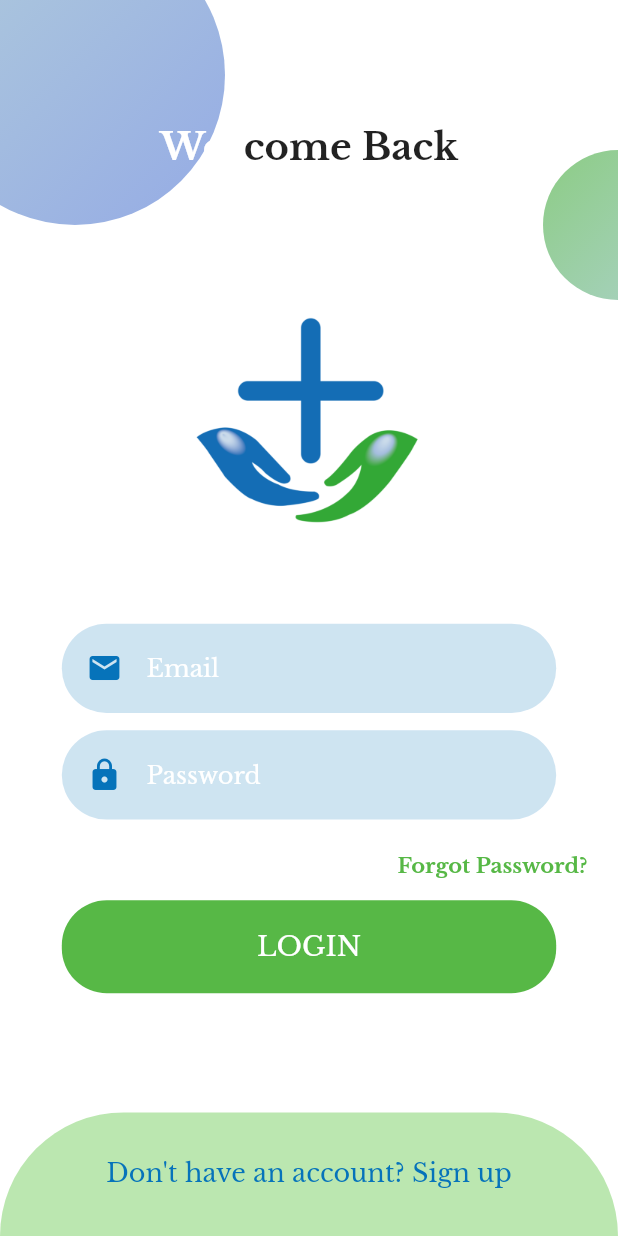
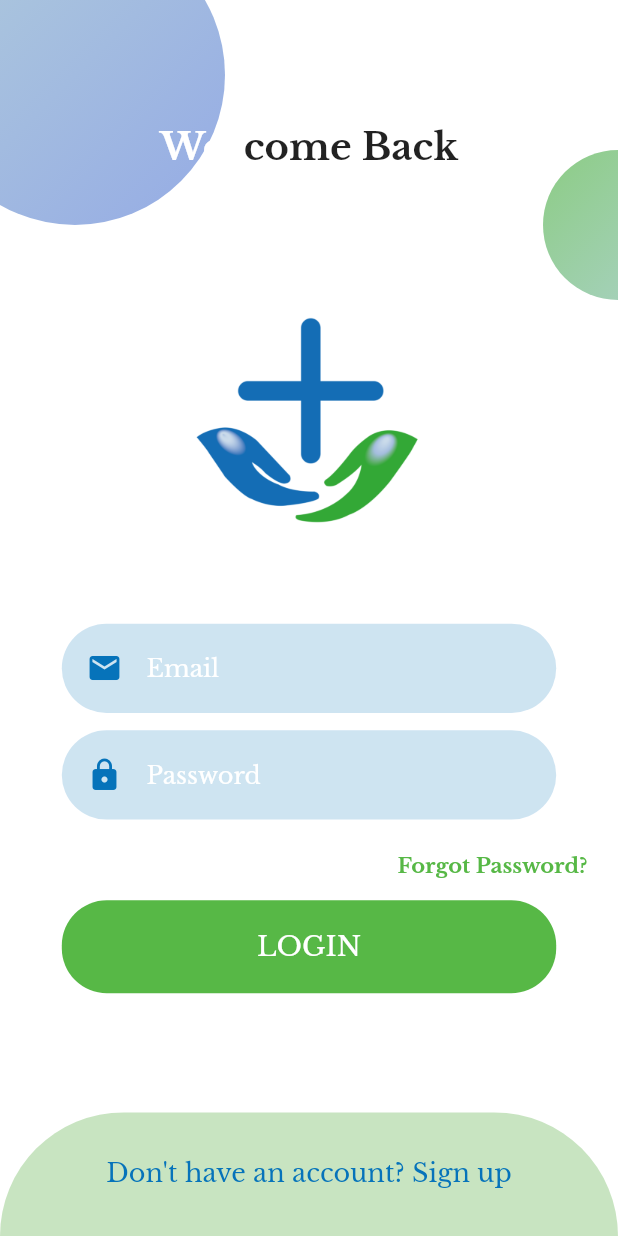
Before and after one commit to talhariaz324/Health-Care, a Flutter app: the screen it shows once a user with an empty profile is signed in, after a tap on the "logout" icon, on a phone screen of 412 x 824 dp. Run offline on Flutter 3.47's test engine with Material 2 defaults, Android fonts, the phone set to English and light mode, and no system bars; our stand-ins replace cloud_firestore, file_picker, firebase_auth, firebase_core, firebase_storage, google_fonts; accounts and stored records are empty.

Commit message:
live left

```diff
--- a/lib/auth/auth_form.dart
+++ b/lib/auth/auth_form.dart
@@ -457,7 +457,7 @@ class _AuthFormState extends State<AuthForm>
             topLeft: Radius.circular(100),
             topRight: Radius.circular(100),
           ),
-          color: Color.fromARGB(255, 187, 231, 176),
+          color: Color.fromARGB(255, 200, 228, 193),
         ),
         alignment: Alignment.center,
         child: GestureDetector(
--- a/lib/main.dart
+++ b/lib/main.dart
@@ -1,7 +1,6 @@
 import 'package:firebase_auth/firebase_auth.dart';
 import 'package:firebase_core/firebase_core.dart';
 import 'package:flutter/material.dart';
-import 'package:health_care/provider/img_provider.dart';
 import 'package:health_care/provider/new_services.dart';
 import 'package:health_care/routes/routes.dart';
 import 'package:health_care/screens/admin_dashboard.dart';
--- a/lib/models/new_service.dart
+++ b/lib/models/new_service.dart
@@ -1,9 +1,8 @@
-import 'package:flutter/material.dart';
-
 class NewService {
   String name;
   String price;
   bool isSelected = false;
 
-  NewService({required this.name, required this.price,  required this.isSelected});
+  NewService(
+      {required this.name, required this.price, required this.isSelected});
 }
--- a/lib/screens/admin_order_details.dart
+++ b/lib/screens/admin_order_details.dart
@@ -2,7 +2,6 @@ import 'package:cloud_firestore/cloud_firestore.dart';
 import 'package:flutter/material.dart';
 import 'package:health_care/constants.dart';
 
-import 'components/storage_service_file.dart';
 import 'package:firebase_storage/firebase_storage.dart' as firebase_storage;
 
 class OrderAdminDetails extends StatefulWidget {
--- a/lib/screens/components/storage_service_file.dart
+++ b/lib/screens/components/storage_service_file.dart
@@ -3,7 +3,6 @@ import 'dart:io';
 import 'package:firebase_auth/firebase_auth.dart';
 import 'package:firebase_core/firebase_core.dart' as firebase_core;
 import 'package:firebase_storage/firebase_storage.dart' as firebase_storage;
-import 'package:flutter/material.dart';
 
 class Storage {
   final firebase_storage.FirebaseStorage storage =
--- a/lib/screens/splash_screen.dart
+++ b/lib/screens/splash_screen.dart
@@ -1,9 +1,9 @@
+import 'dart:async';
+
 import 'package:firebase_auth/firebase_auth.dart';
 import 'package:flutter/material.dart';
 import 'package:health_care/screens/admin_dashboard.dart';
 import 'package:health_care/screens/home.dart';
-
-import 'package:splash_screen_view/SplashScreenView.dart';
 
 class MySplashScreen extends StatefulWidget {
   const MySplashScreen({Key? key}) : super(key: key);
@@ -13,6 +13,20 @@ class MySplashScreen extends StatefulWidget {
 }
 
 class _MySplashScreenState extends State<MySplashScreen> {
+  @override
+  void initState() {
+    super.initState();
+    Timer(
+        const Duration(seconds: 3),
+        () => Navigator.of(context).pushReplacement(MaterialPageRoute(
+              builder: (BuildContext context) =>
+                  FirebaseAuth.instance.currentUser!.uid ==
+                          'Goc6OhDmQgfYSRPiZUnlAniCCVB3'
+                      ? const AdminDashboard()
+                      : const Home(),
+            )));
+  }
+
   @override
   Widget build(BuildContext context) {
     var size = MediaQuery.of(context).size;
@@ -37,32 +51,25 @@ class _MySplashScreenState extends State<MySplashScreen> {
           ),
           Expanded(
             child: Hero(
-              tag: 'login',
-              child: SplashScreenView(
-                navigateRoute: FirebaseAuth.instance.currentUser!.uid ==
-                        'Goc6OhDmQgfYSRPiZUnlAniCCVB3'
-                    ? AdminDashboard()
-                    : Home(),
-                duration: 4800,
-                imageSize: 330,
-                imageSrc: 'assets/images/logo.png',
-                text: "Health Care",
-                textType: TextType.ColorizeAnimationText,
-                textStyle: TextStyle(
-                  fontSize: size.width * 0.08,
-                  fontWeight: FontWeight.bold,
-                ),
-                colors: [
-                  Theme.of(context).colorScheme.secondary,
-                  Theme.of(context).primaryColor,
-                  Theme.of(context).colorScheme.secondary,
-                  Theme.of(context).primaryColor,
-                  Theme.of(context).colorScheme.secondary,
-                  Theme.of(context).primaryColor,
-                ],
-                backgroundColor: Theme.of(context).backgroundColor,
-              ),
-            ),
+                tag: 'login',
+                child: Column(
+                  mainAxisAlignment: MainAxisAlignment.center,
+                  children: [
+                    Center(
+                      child: Image.asset('assets/images/logo.png'),
+                    ),
+                    SizedBox(
+                      height: size.height * 0.04,
+                    ),
+                    Text(
+                      'Health Care',
+                      style: TextStyle(
+                          color: Theme.of(context).primaryColor,
+                          fontWeight: FontWeight.w600,
+                          fontSize: size.width * 0.08),
+                    ),
+                  ],
+                )),
           ),
           Padding(
             padding: EdgeInsets.only(bottom: size.height * 0.01),
@@ -79,3 +86,29 @@ class _MySplashScreenState extends State<MySplashScreen> {
     );
   }
 }
+
+
+// SplashScreenView(
+              //   navigateRoute: FirebaseAuth.instance.currentUser!.uid ==
+              //           'Goc6OhDmQgfYSRPiZUnlAniCCVB3'
+              //       ? AdminDashboard()
+              //       : Home(),
+              //   duration: 4800,
+              //   imageSize: 330,
+              //   imageSrc: 'assets/images/logo.png',
+              //   text: "Health Care",
+              //   textType: TextType.ColorizeAnimationText,
+              //   textStyle: TextStyle(
+              //     fontSize: size.width * 0.08,
+              //     fontWeight: FontWeight.bold,
+              //   ),
+              //   colors: [
+              //     Theme.of(context).colorScheme.secondary,
+              //     Theme.of(context).primaryColor,
+              //     Theme.of(context).colorScheme.secondary,
+              //     Theme.of(context).primaryColor,
+              //     Theme.of(context).colorScheme.secondary,
+              //     Theme.of(context).primaryColor,
+              //   ],
+              //   backgroundColor: Theme.of(context).backgroundColor,
+              // ),
--- a/pubspec.yaml
+++ b/pubspec.yaml
@@ -37,7 +37,6 @@ dependencies:
     sdk: flutter
   google_fonts: ^2.3.2
   provider: ^6.0.3
-  splash_screen_view: ^3.0.0
 
 dev_dependencies:
   flutter_lints: ^1.0.0
```
Also changed, not shown: lib/components/rounded_button.dart (+1 -7 lines), lib/screens/admin_dashboard.dart (+11 -2 lines), lib/screens/home.dart (+21 -12 lines), pubspec.lock.
